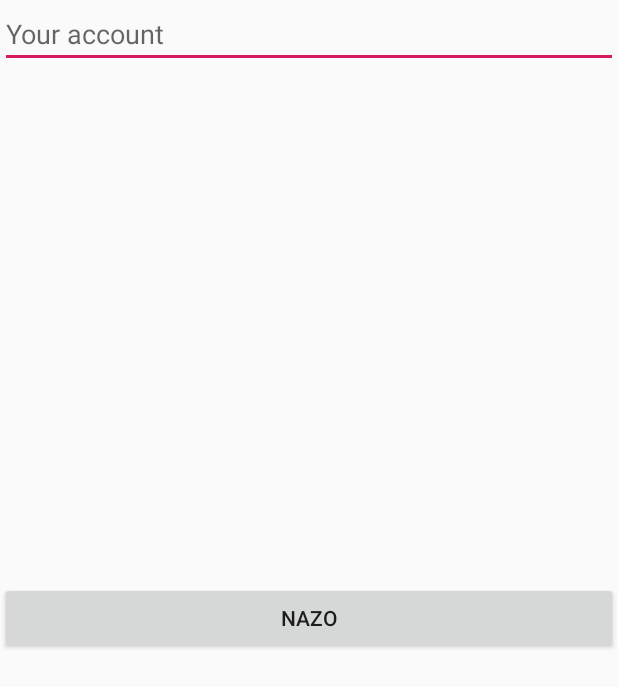
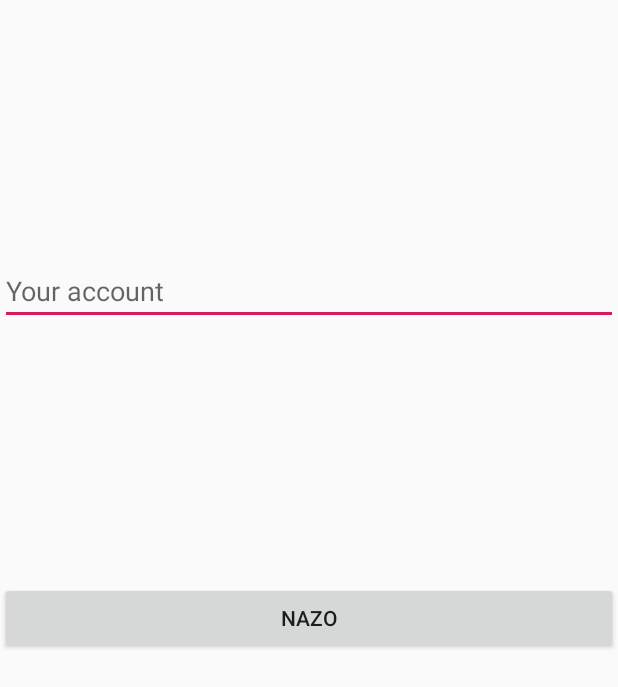
Before and after one commit to cqlhupt/NewApplication, an Android app: the ThirdActivity screen opened directly, with no data from a screen before it, on a phone screen of 412 x 824 dp. Shown: the top 687 px of the screen. Run offline under Robolectric (Android 15) with nearby library versions, the phone set to English and light mode, and no system bars.

```diff
--- a/app/src/main/AndroidManifest.xml
+++ b/app/src/main/AndroidManifest.xml
@@ -11,7 +11,7 @@
         android:supportsRtl="true"
         android:theme="@style/AppTheme">
         <activity
-            android:theme="@style/Theme.AppCompat.NoActionBar"
+            android:theme="@style/Theme.AppCompat.Light"
             android:name=".FirstActivity"
             android:label="This is an activity">
             <intent-filter>
@@ -23,6 +23,7 @@
 
         </activity>
         <activity
+            android:theme="@style/Theme.AppCompat.Light"
             android:name=".SecondActivity"
             android:label="第二界面">
             <intent-filter>
--- a/app/src/main/res/layout/third_layout.xml
+++ b/app/src/main/res/layout/third_layout.xml
@@ -4,7 +4,8 @@
     xmlns:tools="http://schemas.android.com/tools"
     android:layout_width="match_parent"
     android:layout_height="match_parent"
-    tools:context=".ThirdActivity">
+    tools:context=".ThirdActivity"
+    >
 
     <Button
         android:id="@+id/button_3"
@@ -20,6 +21,11 @@
     <EditText
         android:layout_width="match_parent"
         android:layout_height="wrap_content"
-        android:hint="Your account"/>
+        android:layout_marginTop="8dp"
+        android:layout_marginBottom="8dp"
+        android:hint="Your account"
+        app:layout_constraintBottom_toTopOf="@+id/button_3"
+        app:layout_constraintTop_toTopOf="parent"
+        tools:layout_editor_absoluteX="0dp" />
 
 </android.support.constraint.ConstraintLayout>
```
Also changed, not shown: app/src/main/res/layout/first_layout.xml (+6 -3 lines).
